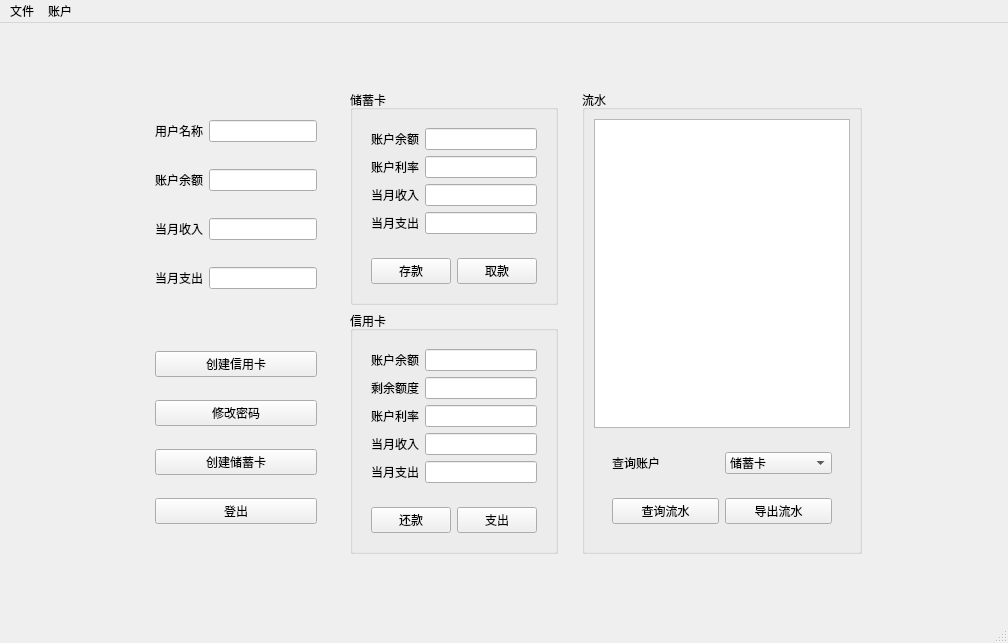
This is mainwindow.ui in WitchElaina/BankSystem as Qt 5 draws it before an edit. The edited form follows.
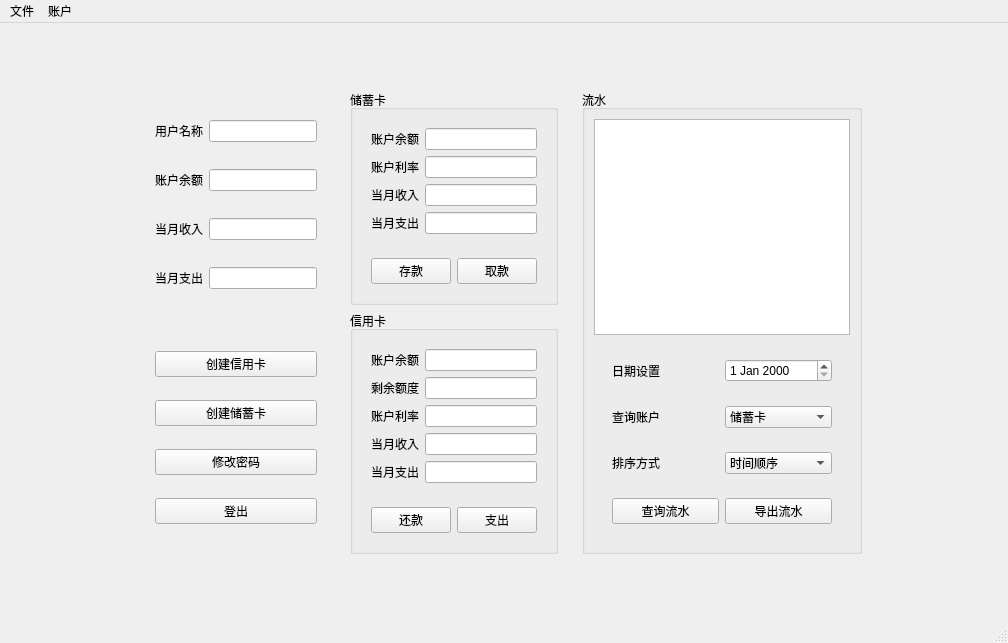
This is the edited form.

```diff
--- a/mainwindow.ui
+++ b/mainwindow.ui
@@ -99,7 +99,7 @@
               </widget>
              </item>
              <item row="0" column="0">
-              <widget class="QLabel" name="label_2">
+              <widget class="QLabel" name="label_usr_name">
                <property name="text">
                 <string>用户名称</string>
                </property>
@@ -126,21 +126,21 @@
               </widget>
              </item>
              <item>
-              <widget class="QPushButton" name="pushButton_3">
-               <property name="text">
-                <string>修改密码</string>
-               </property>
-              </widget>
-             </item>
-             <item>
-              <widget class="QPushButton" name="pushButton">
+              <widget class="QPushButton" name="pushButton_create_savings_acount">
                <property name="text">
                 <string>创建储蓄卡</string>
                </property>
               </widget>
              </item>
              <item>
-              <widget class="QPushButton" name="pushButton_4">
+              <widget class="QPushButton" name="pushButton_change_password">
+               <property name="text">
+                <string>修改密码</string>
+               </property>
+              </widget>
+             </item>
+             <item>
+              <widget class="QPushButton" name="pushButton_logout">
                <property name="text">
                 <string>登出</string>
                </property>
@@ -376,6 +376,22 @@
              <item>
               <widget class="QWidget" name="widget_8" native="true">
                <layout class="QVBoxLayout" name="verticalLayout_5">
+                <item>
+                 <widget class="QWidget" name="widget_15" native="true">
+                  <layout class="QHBoxLayout" name="horizontalLayout_8">
+                   <item>
+                    <widget class="QLabel" name="label_2">
+                     <property name="text">
+                      <string>日期设置</string>
+                     </property>
+                    </widget>
+                   </item>
+                   <item>
+                    <widget class="QDateEdit" name="dateEdit"/>
+                   </item>
+                  </layout>
+                 </widget>
+                </item>
                 <item>
                  <widget class="QWidget" name="widget_6" native="true">
                   <layout class="QHBoxLayout" name="horizontalLayout_4">
@@ -387,7 +403,7 @@
                     </widget>
                    </item>
                    <item>
-                    <widget class="QComboBox" name="comboBox">
+                    <widget class="QComboBox" name="comboBox_select_rec_type">
                      <item>
                       <property name="text">
                        <string>储蓄卡</string>
@@ -408,6 +424,33 @@
                   </layout>
                  </widget>
                 </item>
+                <item>
+                 <widget class="QWidget" name="widget_14" native="true">
+                  <layout class="QHBoxLayout" name="horizontalLayout_7">
+                   <item>
+                    <widget class="QLabel" name="label">
+                     <property name="text">
+                      <string>排序方式</string>
+                     </property>
+                    </widget>
+                   </item>
+                   <item>
+                    <widget class="QComboBox" name="comboBox">
+                     <item>
+                      <property name="text">
+                       <string>时间顺序</string>
+                      </property>
+                     </item>
+                     <item>
+                      <property name="text">
+                       <string>数额大小</string>
+                      </property>
+                     </item>
+                    </widget>
+                   </item>
+                  </layout>
+                 </widget>
+                </item>
                 <item>
                  <widget class="QWidget" name="widget_7" native="true">
                   <layout class="QHBoxLayout" name="horizontalLayout_5">
```
Left out of the diff: 74 changed lines with no effect on the pictures.
